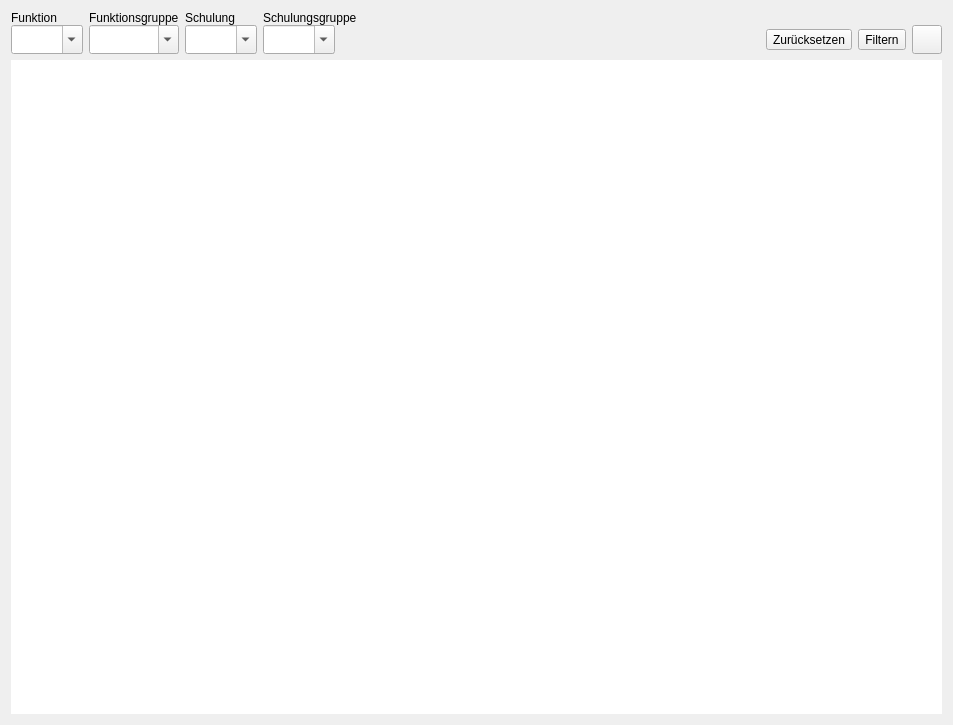
Old version of the form ui/qmqualimatrixwidget.ui in the repository Christian-Kr/QualificationMatrix.
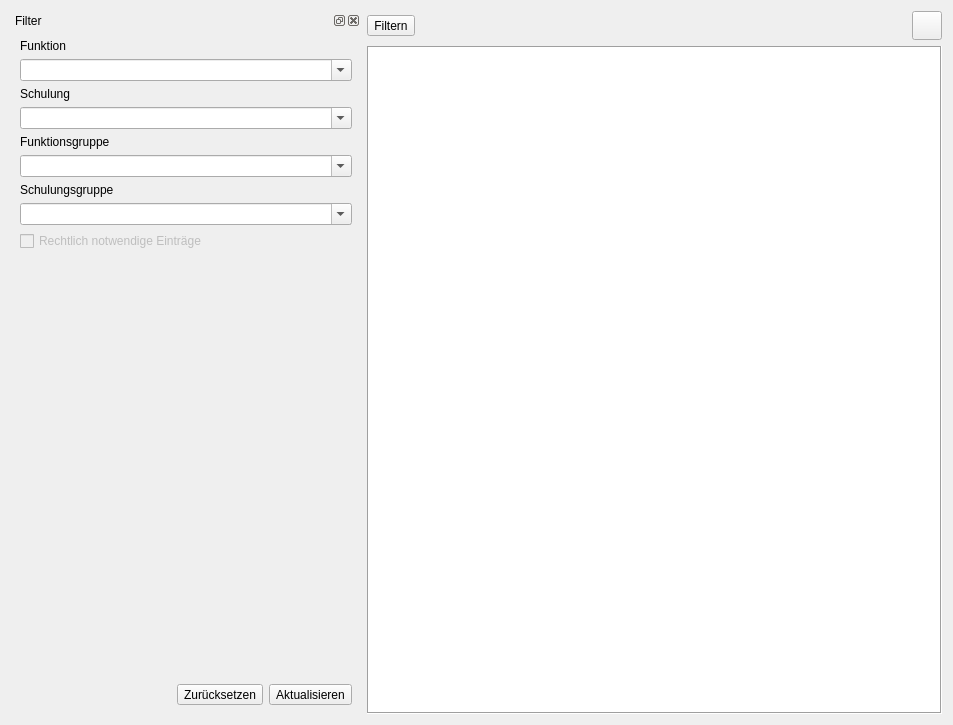
New version of the form. Icons and pictures are not drawn. Custom widgets are drawn as their Qt base class.

Commit message: Redesign qm filter

Patch:
```diff
--- a/ui/qmqualimatrixwidget.ui
+++ b/ui/qmqualimatrixwidget.ui
@@ -13,106 +13,82 @@
   <property name="windowTitle">
    <string>Form</string>
   </property>
-  <layout class="QGridLayout" name="gridLayout_3">
-   <item row="0" column="0">
-    <layout class="QGridLayout" name="gridLayout">
-     <property name="verticalSpacing">
-      <number>0</number>
+  <layout class="QGridLayout" name="gridLayout">
+   <item row="1" column="1">
+    <widget class="QMTableView" name="tvQualiMatrix">
+     <property name="autoFillBackground">
+      <bool>true</bool>
      </property>
-     <item row="0" column="0">
-      <widget class="QLabel" name="label">
-       <property name="text">
-        <string>Funktion</string>
+     <property name="styleSheet">
+      <string notr="true">QTableCornerButton::section {
+	background-color: qlineargradient(x1: 0, y1: 0, x2: 0, y2: 1, stop: 0 white, stop: 1 white); 
+}</string>
+     </property>
+     <property name="frameShape">
+      <enum>QFrame::Box</enum>
+     </property>
+     <property name="sizeAdjustPolicy">
+      <enum>QAbstractScrollArea::AdjustToContents</enum>
+     </property>
+     <property name="alternatingRowColors">
+      <bool>false</bool>
+     </property>
+     <property name="selectionMode">
+      <enum>QAbstractItemView::SingleSelection</enum>
+     </property>
+     <property name="selectionBehavior">
+      <enum>QAbstractItemView::SelectItems</enum>
+     </property>
+     <property name="verticalScrollMode">
+      <enum>QAbstractItemView::ScrollPerItem</enum>
+     </property>
+     <property name="horizontalScrollMode">
+      <enum>QAbstractItemView::ScrollPerItem</enum>
+     </property>
+     <property name="showGrid">
+      <bool>false</bool>
+     </property>
+     <property name="cornerButtonEnabled">
+      <bool>false</bool>
+     </property>
+     <attribute name="horizontalHeaderDefaultSectionSize">
+      <number>30</number>
+     </attribute>
+     <attribute name="horizontalHeaderMinimumSectionSize">
+      <number>30</number>
+     </attribute>
+    </widget>
+   </item>
+   <item row="0" column="1">
+    <layout class="QHBoxLayout" name="horizontalLayout">
+     <item>
+      <widget class="QToolButton" name="tbFilterVisible">
+       <property name="minimumSize">
+        <size>
+         <width>0</width>
+         <height>0</height>
+        </size>
        </property>
-      </widget>
-     </item>
-     <item row="0" column="1">
-      <widget class="QLabel" name="label_5">
        <property name="text">
-        <string>Funktionsgruppe</string>
+        <string>Filtern</string>
        </property>
-      </widget>
-     </item>
-     <item row="0" column="2">
-      <widget class="QLabel" name="label_2">
-       <property name="text">
-        <string>Schulung</string>
+       <property name="icon">
+        <iconset resource="../icons.qrc">
+         <normaloff>:/icons/icons/view-filter.svg</normaloff>:/icons/icons/view-filter.svg</iconset>
        </property>
-      </widget>
-     </item>
-     <item row="0" column="3" colspan="2">
-      <widget class="QLabel" name="label_4">
-       <property name="text">
-        <string>Schulungsgruppe</string>
+       <property name="iconSize">
+        <size>
+         <width>22</width>
+         <height>22</height>
+        </size>
        </property>
-      </widget>
-     </item>
-     <item row="1" column="0">
-      <widget class="QComboBox" name="cbFuncFilter">
-       <property name="sizePolicy">
-        <sizepolicy hsizetype="Preferred" vsizetype="Preferred">
-         <horstretch>0</horstretch>
-         <verstretch>0</verstretch>
-        </sizepolicy>
+       <property name="toolButtonStyle">
+        <enum>Qt::ToolButtonTextBesideIcon</enum>
        </property>
-       <property name="editable">
-        <bool>true</bool>
-       </property>
-       <property name="insertPolicy">
-        <enum>QComboBox::NoInsert</enum>
-       </property>
       </widget>
      </item>
-     <item row="1" column="1">
-      <widget class="QComboBox" name="cbFuncGroupFilter">
-       <property name="sizePolicy">
-        <sizepolicy hsizetype="Preferred" vsizetype="Preferred">
-         <horstretch>0</horstretch>
-         <verstretch>0</verstretch>
-        </sizepolicy>
-       </property>
-       <property name="editable">
-        <bool>true</bool>
-       </property>
-       <property name="insertPolicy">
-        <enum>QComboBox::NoInsert</enum>
-       </property>
-      </widget>
-     </item>
-     <item row="1" column="2">
-      <widget class="QComboBox" name="cbTrainFilter">
-       <property name="sizePolicy">
-        <sizepolicy hsizetype="Preferred" vsizetype="Preferred">
-         <horstretch>0</horstretch>
-         <verstretch>0</verstretch>
-        </sizepolicy>
-       </property>
-       <property name="editable">
-        <bool>true</bool>
-       </property>
-       <property name="insertPolicy">
-        <enum>QComboBox::NoInsert</enum>
-       </property>
-      </widget>
-     </item>
-     <item row="1" column="3">
-      <widget class="QComboBox" name="cbTrainGroupFilter">
-       <property name="sizePolicy">
-        <sizepolicy hsizetype="Preferred" vsizetype="Preferred">
-         <horstretch>0</horstretch>
-         <verstretch>0</verstretch>
-        </sizepolicy>
-       </property>
-       <property name="editable">
-        <bool>true</bool>
-       </property>
-       <property name="insertPolicy">
-        <enum>QComboBox::NoInsert</enum>
-       </property>
-      </widget>
-     </item>
-     <item row="1" column="4">
-      <spacer name="horizontalSpacer">
+     <item>
+      <spacer name="horizontalSpacer_2">
        <property name="orientation">
         <enum>Qt::Horizontal</enum>
        </property>
@@ -124,53 +100,7 @@
        </property>
       </spacer>
      </item>
-     <item row="1" column="6">
-      <widget class="QToolButton" name="tbFilter">
-       <property name="minimumSize">
-        <size>
-         <width>0</width>
-         <height>0</height>
-        </size>
-       </property>
-       <property name="text">
-        <string>Filtern</string>
-       </property>
-       <property name="icon">
-        <iconset resource="../icons.qrc">
-         <normaloff>:/icons/icons/view-filter.svg</normaloff>:/icons/icons/view-filter.svg</iconset>
-       </property>
-       <property name="iconSize">
-        <size>
-         <width>22</width>
-         <height>22</height>
-        </size>
-       </property>
-       <property name="toolButtonStyle">
-        <enum>Qt::ToolButtonTextBesideIcon</enum>
-       </property>
-      </widget>
-     </item>
-     <item row="1" column="5">
-      <widget class="QToolButton" name="tbFilterReset">
-       <property name="text">
-        <string>Zurücksetzen</string>
-       </property>
-       <property name="icon">
-        <iconset resource="../icons.qrc">
-         <normaloff>:/icons/icons/edit-reset.svg</normaloff>:/icons/icons/edit-reset.svg</iconset>
-       </property>
-       <property name="iconSize">
-        <size>
-         <width>22</width>
-         <height>22</height>
-        </size>
-       </property>
-       <property name="toolButtonStyle">
-        <enum>Qt::ToolButtonTextBesideIcon</enum>
-       </property>
-      </widget>
-     </item>
-     <item row="1" column="7">
+     <item>
       <widget class="QToolButton" name="tbLock">
        <property name="text">
         <string/>
@@ -193,70 +123,199 @@
      </item>
     </layout>
    </item>
-   <item row="1" column="0">
-    <widget class="QWidget" name="bgWidget" native="true">
-     <layout class="QGridLayout" name="gridLayout_2">
-      <property name="leftMargin">
-       <number>0</number>
-      </property>
-      <property name="topMargin">
-       <number>0</number>
-      </property>
-      <property name="rightMargin">
-       <number>0</number>
-      </property>
-      <property name="bottomMargin">
-       <number>0</number>
-      </property>
-      <property name="spacing">
-       <number>0</number>
-      </property>
-      <item row="0" column="0">
-       <widget class="QMTableView" name="tvQualiMatrix">
-        <property name="autoFillBackground">
-         <bool>true</bool>
-        </property>
-        <property name="styleSheet">
-         <string notr="true">QTableCornerButton::section {
-	background-color: qlineargradient(x1: 0, y1: 0, x2: 0, y2: 1, stop: 0 white, stop: 1 white); 
-}</string>
-        </property>
-        <property name="frameShape">
-         <enum>QFrame::NoFrame</enum>
-        </property>
-        <property name="sizeAdjustPolicy">
-         <enum>QAbstractScrollArea::AdjustToContents</enum>
-        </property>
-        <property name="alternatingRowColors">
-         <bool>false</bool>
-        </property>
-        <property name="selectionMode">
-         <enum>QAbstractItemView::SingleSelection</enum>
-        </property>
-        <property name="selectionBehavior">
-         <enum>QAbstractItemView::SelectItems</enum>
-        </property>
-        <property name="verticalScrollMode">
-         <enum>QAbstractItemView::ScrollPerItem</enum>
-        </property>
-        <property name="horizontalScrollMode">
-         <enum>QAbstractItemView::ScrollPerItem</enum>
-        </property>
-        <property name="showGrid">
-         <bool>false</bool>
-        </property>
-        <property name="cornerButtonEnabled">
-         <bool>false</bool>
-        </property>
-        <attribute name="horizontalHeaderMinimumSectionSize">
-         <number>30</number>
-        </attribute>
-        <attribute name="horizontalHeaderDefaultSectionSize">
-         <number>30</number>
-        </attribute>
-       </widget>
-      </item>
-     </layout>
+   <item row="0" column="0" rowspan="2">
+    <widget class="QDockWidget" name="dwFilter">
+     <property name="minimumSize">
+      <size>
+       <width>336</width>
+       <height>341</height>
+      </size>
+     </property>
+     <property name="maximumSize">
+      <size>
+       <width>350</width>
+       <height>524287</height>
+      </size>
+     </property>
+     <property name="windowTitle">
+      <string>Filter</string>
+     </property>
+     <widget class="QWidget" name="dockWidgetContents">
+      <layout class="QVBoxLayout" name="verticalLayout">
+       <item>
+        <widget class="QLabel" name="label">
+         <property name="text">
+          <string>Funktion</string>
+         </property>
+        </widget>
+       </item>
+       <item>
+        <widget class="QComboBox" name="cbFuncFilter">
+         <property name="sizePolicy">
+          <sizepolicy hsizetype="Preferred" vsizetype="Preferred">
+           <horstretch>0</horstretch>
+           <verstretch>0</verstretch>
+          </sizepolicy>
+         </property>
+         <property name="editable">
+          <bool>true</bool>
+         </property>
+         <property name="insertPolicy">
+          <enum>QComboBox::NoInsert</enum>
+         </property>
+        </widget>
+       </item>
+       <item>
+        <widget class="QLabel" name="label_2">
+         <property name="text">
+          <string>Schulung</string>
+         </property>
+        </widget>
+       </item>
+       <item>
+        <widget class="QComboBox" name="cbTrainFilter">
+         <property name="sizePolicy">
+          <sizepolicy hsizetype="Preferred" vsizetype="Preferred">
+           <horstretch>0</horstretch>
+           <verstretch>0</verstretch>
+          </sizepolicy>
+         </property>
+         <property name="editable">
+          <bool>true</bool>
+         </property>
+         <property name="insertPolicy">
+          <enum>QComboBox::NoInsert</enum>
+         </property>
+        </widget>
+       </item>
+       <item>
+        <widget class="QLabel" name="label_5">
+         <property name="text">
+          <string>Funktionsgruppe</string>
+         </property>
+        </widget>
+       </item>
+       <item>
+        <widget class="QComboBox" name="cbFuncGroupFilter">
+         <property name="sizePolicy">
+          <sizepolicy hsizetype="Preferred" vsizetype="Preferred">
+           <horstretch>0</horstretch>
+           <verstretch>0</verstretch>
+          </sizepolicy>
+         </property>
+         <property name="editable">
+          <bool>true</bool>
+         </property>
+         <property name="insertPolicy">
+          <enum>QComboBox::NoInsert</enum>
+         </property>
+        </widget>
+       </item>
+       <item>
+        <widget class="QLabel" name="label_4">
+         <property name="text">
+          <string>Schulungsgruppe</string>
+         </property>
+        </widget>
+       </item>
+       <item>
+        <widget class="QComboBox" name="cbTrainGroupFilter">
+         <property name="sizePolicy">
+          <sizepolicy hsizetype="Preferred" vsizetype="Preferred">
+           <horstretch>0</horstretch>
+           <verstretch>0</verstretch>
+          </sizepolicy>
+         </property>
+         <property name="editable">
+          <bool>true</bool>
+         </property>
+         <property name="insertPolicy">
+          <enum>QComboBox::NoInsert</enum>
+         </property>
+        </widget>
+       </item>
+       <item>
+        <widget class="QCheckBox" name="cbLegal">
+         <property name="enabled">
+          <bool>false</bool>
+         </property>
+         <property name="text">
+          <string>Rechtlich notwendige Einträge</string>
+         </property>
+        </widget>
+       </item>
+       <item>
+        <spacer name="verticalSpacer">
+         <property name="orientation">
+          <enum>Qt::Vertical</enum>
+         </property>
+         <property name="sizeHint" stdset="0">
+          <size>
+           <width>20</width>
+           <height>361</height>
+          </size>
+         </property>
+        </spacer>
+       </item>
+       <item>
+        <layout class="QHBoxLayout" name="horizontalLayout_2">
+         <item>
+          <spacer name="horizontalSpacer">
+           <property name="orientation">
+            <enum>Qt::Horizontal</enum>
+           </property>
+           <property name="sizeHint" stdset="0">
+            <size>
+             <width>40</width>
+             <height>20</height>
+            </size>
+           </property>
+          </spacer>
+         </item>
+         <item>
+          <widget class="QToolButton" name="tbFilterReset">
+           <property name="text">
+            <string>Zurücksetzen</string>
+           </property>
+           <property name="icon">
+            <iconset resource="../icons.qrc">
+             <normaloff>:/icons/icons/edit-reset.svg</normaloff>:/icons/icons/edit-reset.svg</iconset>
+           </property>
+           <property name="iconSize">
+            <size>
+             <width>22</width>
+             <height>22</height>
+            </size>
+           </property>
+           <property name="toolButtonStyle">
+            <enum>Qt::ToolButtonTextBesideIcon</enum>
+           </property>
+          </widget>
+         </item>
+         <item>
+          <widget class="QToolButton" name="tbFilterUpdate">
+           <property name="text">
+            <string>Aktualisieren</string>
+           </property>
+           <property name="icon">
+            <iconset resource="../icons.qrc">
+             <normaloff>:/icons/icons/update-none.svg</normaloff>:/icons/icons/update-none.svg</iconset>
+           </property>
+           <property name="iconSize">
+            <size>
+             <width>22</width>
+             <height>22</height>
+            </size>
+           </property>
+           <property name="toolButtonStyle">
+            <enum>Qt::ToolButtonTextBesideIcon</enum>
+           </property>
+          </widget>
+         </item>
+        </layout>
+       </item>
+      </layout>
+     </widget>
     </widget>
    </item>
   </layout>
```
Left out of the diff: 38 changed lines with no effect on the pictures. The commit also changes 3 other files.
